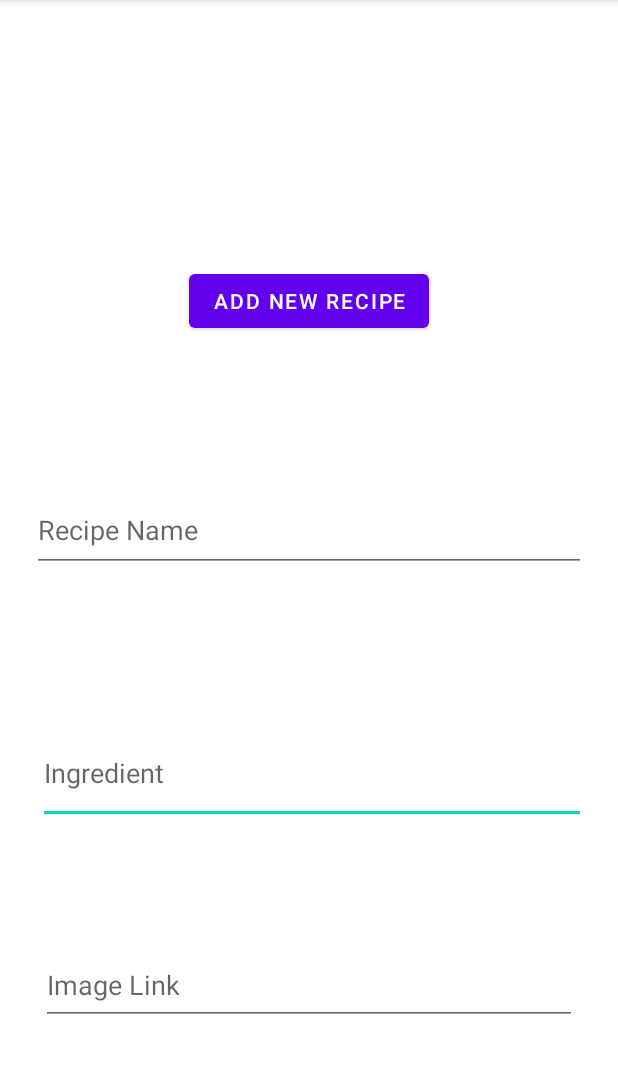
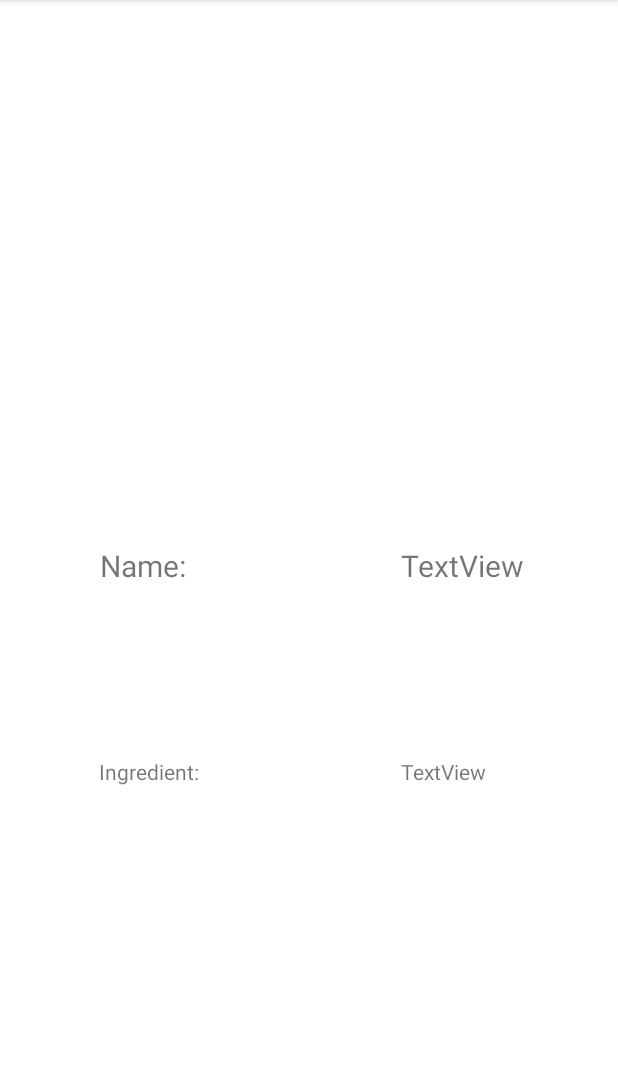
Before and after one commit to allen233333/chef_0.1.1, an Android app: the RecipeActivity screen opened directly, with no data from a screen before it, on a phone screen of 412 x 824 dp, the part 84-1157 px from its top. Run offline under Robolectric (Android 15) with nearby library versions, the phone set to English and light mode, and no system bars; pictures from the network do not load.

Commit message:
change layout

```diff
--- a/app/src/main/AndroidManifest.xml
+++ b/app/src/main/AndroidManifest.xml
@@ -12,8 +12,7 @@
         android:supportsRtl="true"
         android:theme="@style/Theme.Chef_011">
         <activity android:name=".RecipeActivity"></activity>
-        <activity android:name=".AllRecipeActivity" />
-        <activity android:name=".MainActivity">
+        <activity android:name=".AllRecipeActivity" >
             <intent-filter>
                 <action android:name="android.intent.action.MAIN" />
 
--- a/app/src/main/java/com/example/chef_011/RecipeActivity.java
+++ b/app/src/main/java/com/example/chef_011/RecipeActivity.java
@@ -4,12 +4,16 @@ import androidx.appcompat.app.AppCompatActivity;
 import androidx.recyclerview.widget.LinearLayoutManager;
 import androidx.recyclerview.widget.RecyclerView;
 
+import android.content.Intent;
 import android.os.Bundle;
 import android.view.View;
 import android.widget.Button;
 import android.widget.EditText;
+import android.widget.ImageView;
 import android.widget.TextView;
 import android.widget.Toast;
+
+import com.bumptech.glide.Glide;
 
 import org.w3c.dom.Text;
 
@@ -17,38 +21,42 @@ import java.util.ArrayList;
 
 public class RecipeActivity extends AppCompatActivity {
 
-    private TextView textView2;
-    private Button btntolist;
-    private RecyclerView recipesRecView;
-    private RecipesRecViewAdapter adapter;
+    private static final String RECIPE_ID_KEY = "recipeId";
+    private TextView txtname, txtingredient;
+    private ImageView recipeImage;
 
     @Override
     protected void onCreate(Bundle savedInstanceState) {
         super.onCreate(savedInstanceState);
         setContentView(R.layout.activity_recipe);
-        adapter = new RecipesRecViewAdapter(this);
 
+        txtname = findViewById(R.id.txtname);
+        txtingredient = findViewById(R.id.txtingredient);
+        recipeImage = findViewById(R.id.imgRecipe);
 
-        btntolist = findViewById(R.id.add_new);
+        Intent intent = getIntent();
 
-        btntolist.setOnClickListener(new View.OnClickListener() {
-            @Override
-            public void onClick(View v) {
-                EditText new_name = findViewById(R.id.new_name);
-                EditText new_ingredient = findViewById(R.id.new_ingredient);
-                EditText new_Image = findViewById(R.id.new_image);
-
-
-                Recipe recipe = new Recipe(new_name.getText().toString(), new_ingredient.getText().toString(),"111");
-                if(Utils.getInstance().addToList(recipe))
-                {
-                    Toast.makeText(RecipeActivity.this, "Recipe Added", Toast.LENGTH_SHORT).show();
+        if(null != intent){
+            int recipeId = intent.getIntExtra(RECIPE_ID_KEY, -1 );
+            if(recipeId != -1){
+                Recipe incomingRecipe = Utils.getInstance().getRecipebyId(recipeId);
+                if(null != incomingRecipe){
+                    setData(incomingRecipe);
                 }
             }
-        });
+        }
 
+    }
+
+    private void setData(Recipe recipe){
+        txtname.setText(recipe.getName());
+        txtingredient.setText((recipe.getIngredient()));
+        Glide.with(this)
+                .asBitmap().load(recipe.getImageUrl())
+                .into(recipeImage);
     }
 
 
 
+
 }
--- a/app/src/main/res/layout/activity_recipe.xml
+++ b/app/src/main/res/layout/activity_recipe.xml
@@ -6,43 +6,6 @@
     android:layout_width="match_parent"
     android:layout_height="match_parent"
     tools:context=".RecipeActivity">
-
-    <Button
-        android:id="@+id/add_new"
-        android:layout_width="wrap_content"
-        android:layout_height="wrap_content"
-        android:text="add new recipe"
-        app:layout_constraintBottom_toTopOf="@+id/guideline2"
-        app:layout_constraintEnd_toEndOf="parent"
-        app:layout_constraintStart_toStartOf="parent"
-        app:layout_constraintTop_toTopOf="parent" />
-
-    <EditText
-        android:id="@+id/new_ingredient"
-        android:layout_width="365dp"
-        android:layout_height="67dp"
-        android:layout_marginBottom="108dp"
-        android:ems="10"
-        android:inputType="textPersonName"
-        android:hint="Ingredient"
-        app:layout_constraintBottom_toBottomOf="parent"
-        app:layout_constraintEnd_toEndOf="parent"
-        app:layout_constraintHorizontal_bias="0.543"
-        app:layout_constraintStart_toStartOf="parent"
-        app:layout_constraintTop_toTopOf="@+id/guideline2"
-        app:layout_constraintVertical_bias="0.425" />
-
-    <EditText
-        android:id="@+id/new_name"
-        android:layout_width="369dp"
-        android:layout_height="55dp"
-        android:ems="10"
-        android:inputType="textPersonName"
-        android:hint="Recipe Name"
-        app:layout_constraintBottom_toTopOf="@+id/new_ingredient"
-        app:layout_constraintEnd_toEndOf="parent"
-        app:layout_constraintStart_toStartOf="parent"
-        app:layout_constraintTop_toBottomOf="@+id/add_new" />
 
     <androidx.constraintlayout.widget.Guideline
         android:id="@+id/guideline"
@@ -60,21 +23,71 @@
         android:layout_height="wrap_content"
         android:orientation="horizontal"
         app:layout_constraintBottom_toBottomOf="parent"
-        app:layout_constraintGuide_begin="401dp"
+        app:layout_constraintGuide_begin="267dp"
         app:layout_constraintTop_toTopOf="parent" />
 
-    <EditText
-        android:id="@+id/new_image"
-        android:layout_width="357dp"
-        android:layout_height="53dp"
-        android:ems="10"
-        android:inputType="textPersonName"
-        android:hint="Image Link"
+    <ImageView
+        android:id="@+id/imgRecipe"
+        android:layout_width="185dp"
+        android:layout_height="184dp"
+        app:layout_constraintBottom_toTopOf="@+id/guideline2"
+        app:layout_constraintEnd_toEndOf="parent"
+        app:layout_constraintStart_toStartOf="parent"
+        app:layout_constraintTop_toTopOf="parent"
+        app:layout_constraintVertical_bias="0.525"
+        tools:srcCompat="@tools:sample/avatars" />
+
+    <TextView
+        android:id="@+id/txtname"
+        android:layout_width="wrap_content"
+        android:layout_height="wrap_content"
+        android:text="TextView"
+        android:textSize="20sp"
+        app:layout_constraintBottom_toTopOf="@+id/txtingredient"
+        app:layout_constraintEnd_toEndOf="parent"
+        app:layout_constraintStart_toStartOf="@+id/guideline"
+        app:layout_constraintTop_toTopOf="@+id/guideline2"
+        app:layout_constraintVertical_bias="0.46" />
+
+    <TextView
+        android:id="@+id/txtingredient"
+        android:layout_width="81dp"
+        android:layout_height="0dp"
+        android:layout_marginBottom="244dp"
+        android:text="TextView"
         app:layout_constraintBottom_toBottomOf="parent"
         app:layout_constraintEnd_toEndOf="parent"
-        app:layout_constraintHorizontal_bias="0.497"
+        app:layout_constraintHorizontal_bias="0.496"
+        app:layout_constraintStart_toStartOf="@+id/guideline" />
+
+    <androidx.constraintlayout.widget.Guideline
+        android:id="@+id/guideline3"
+        android:layout_width="wrap_content"
+        android:layout_height="wrap_content"
+        android:orientation="vertical" />
+
+    <TextView
+        android:id="@+id/textView"
+        android:layout_width="wrap_content"
+        android:layout_height="wrap_content"
+        android:text="Name:  "
+        android:textSize="20sp"
+        app:layout_constraintBottom_toBottomOf="@+id/txtname"
+        app:layout_constraintEnd_toStartOf="@+id/guideline"
+        app:layout_constraintHorizontal_bias="0.485"
         app:layout_constraintStart_toStartOf="parent"
-        app:layout_constraintTop_toBottomOf="@+id/new_ingredient"
-        app:layout_constraintVertical_bias="0.486" />
+        app:layout_constraintTop_toTopOf="@+id/txtname" />
+
+    <TextView
+        android:id="@+id/textView7"
+        android:layout_width="wrap_content"
+        android:layout_height="wrap_content"
+        android:text="Ingredient:  "
+        app:layout_constraintBottom_toBottomOf="@+id/txtingredient"
+        app:layout_constraintEnd_toStartOf="@+id/guideline"
+        app:layout_constraintHorizontal_bias="0.503"
+        app:layout_constraintStart_toStartOf="parent"
+        app:layout_constraintTop_toTopOf="@+id/txtingredient" />
+
 
 </androidx.constraintlayout.widget.ConstraintLayout>
--- a/app/src/main/res/layout/list_item_recipe.xml
+++ b/app/src/main/res/layout/list_item_recipe.xml
@@ -51,6 +51,8 @@
             android:id="@+id/expandedRelLayout"
             android:visibility="gone">
 
+
+
             <TextView
                 android:layout_width="wrap_content"
                 android:layout_height="wrap_content"
```
Also changed, not shown: app/src/main/java/com/example/chef_011/MainActivity.java (deleted, +0 -41 lines), app/src/main/java/com/example/chef_011/Recipe.java (+11 -1 lines), app/src/main/java/com/example/chef_011/RecipesRecViewAdapter.java (+10 -0 lines), app/src/main/java/com/example/chef_011/Utils.java (+19 -7 lines), app/src/main/res/layout/activity_main.xml (deleted, +0 -47 lines).
